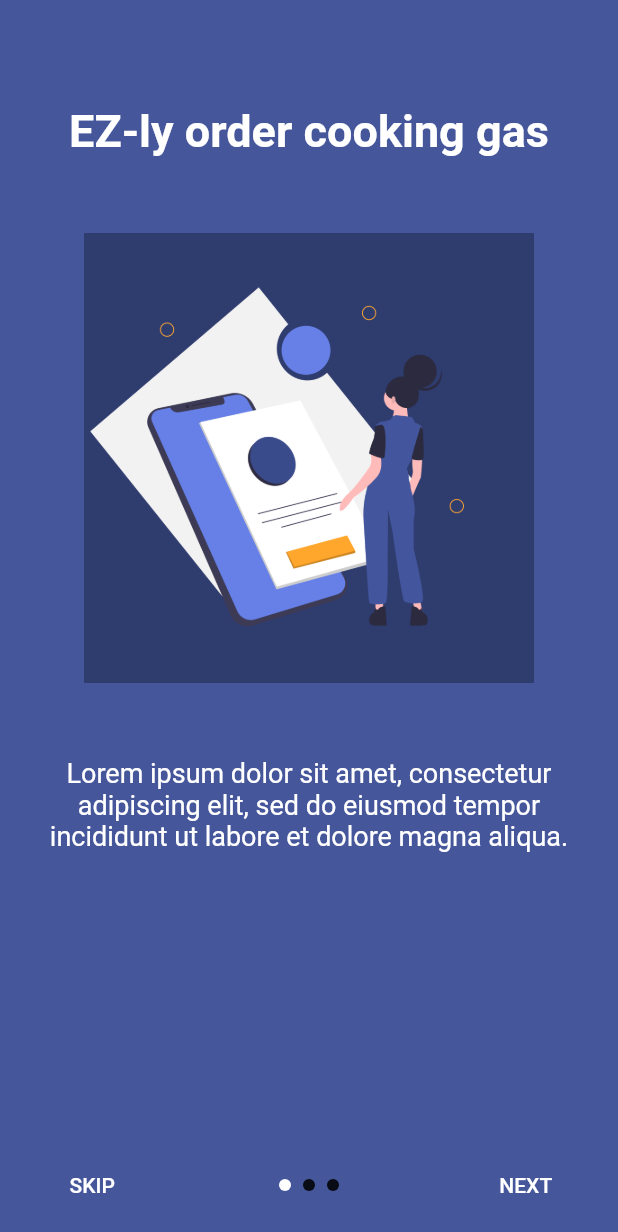
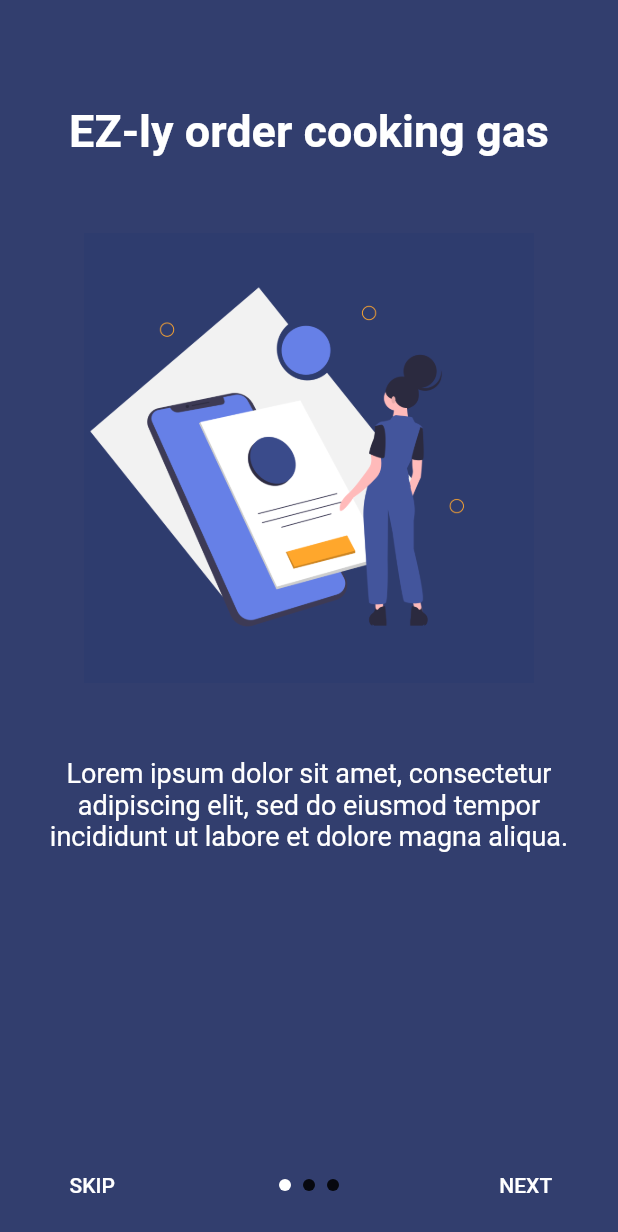
Before and after one commit to aimanuslim/Gas2Go, a Flutter app: the Onboarding widget shown alone on an empty page, opened directly, on a phone screen of 412 x 824 dp. Shown: the top 1232 px of the screen. Run offline on Flutter 3.47's test engine with Material 2 defaults, Android fonts, the phone set to English and light mode, and no system bars; drawn by our look-alikes of intro_slider; our stand-ins replace font_awesome_flutter.

Commit message:
updated background colour of onboarding screens

```diff
--- a/lib/customer_login.dart
+++ b/lib/customer_login.dart
@@ -30,7 +30,7 @@ class OnboardingState extends State<Onboarding> {
         description:
             "Lorem ipsum dolor sit amet, consectetur adipiscing elit, sed do eiusmod tempor incididunt ut labore et dolore magna aliqua.",
         pathImage: "assets/onboarding_1_order.png",
-        backgroundColor: Color(0xff45569B),
+        backgroundColor: Color(0xff323E6E),
       ),
     );
     slides.add(
@@ -42,7 +42,7 @@ class OnboardingState extends State<Onboarding> {
         description:
             "Lorem ipsum dolor sit amet, consectetur adipiscing elit, sed do eiusmod tempor incididunt ut labore et dolore magna aliqua.",
         pathImage: "assets/onboarding_2_delivery.png",
-        backgroundColor: Color(0xff45569B),
+        backgroundColor: Color(0xff323E6E),
       ),
     );
     slides.add(
@@ -54,7 +54,7 @@ class OnboardingState extends State<Onboarding> {
         description:
             "Lorem ipsum dolor sit amet, consectetur adipiscing elit, sed do eiusmod tempor incididunt ut labore et dolore magna aliqua. - (this feature is coming soon)",
         pathImage: "assets/onboarding_3_cashbacks.png",
-        backgroundColor: Color(0xff45569B),
+        backgroundColor: Color(0xff323E6E),
       ),
     );
   }
```
